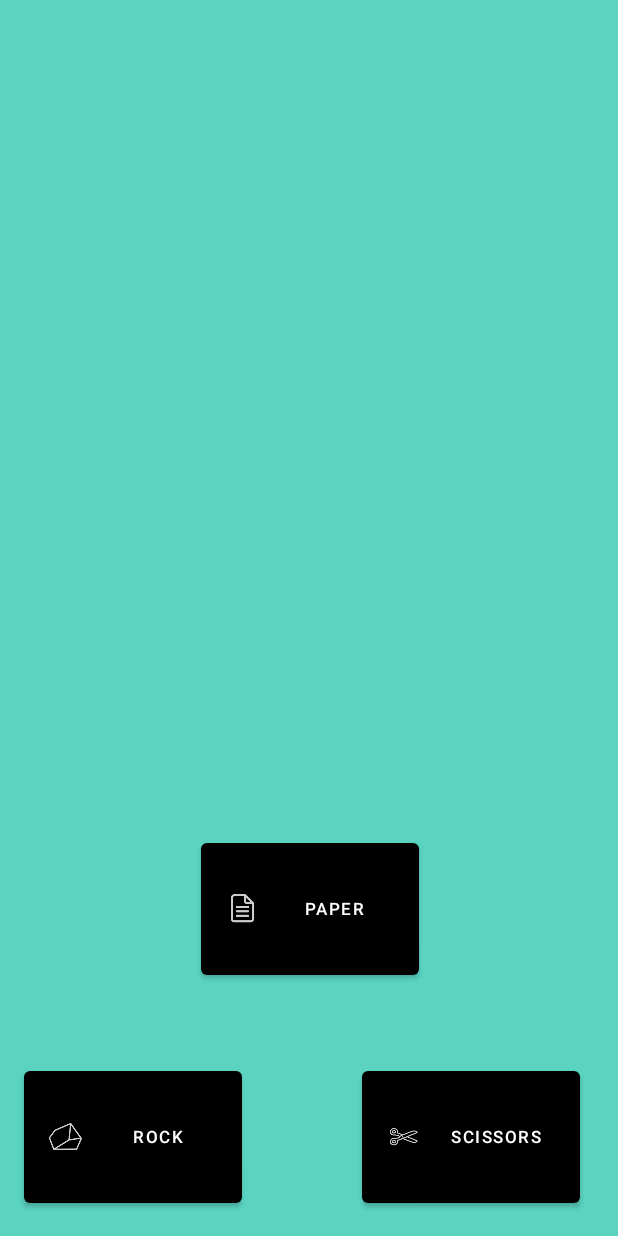
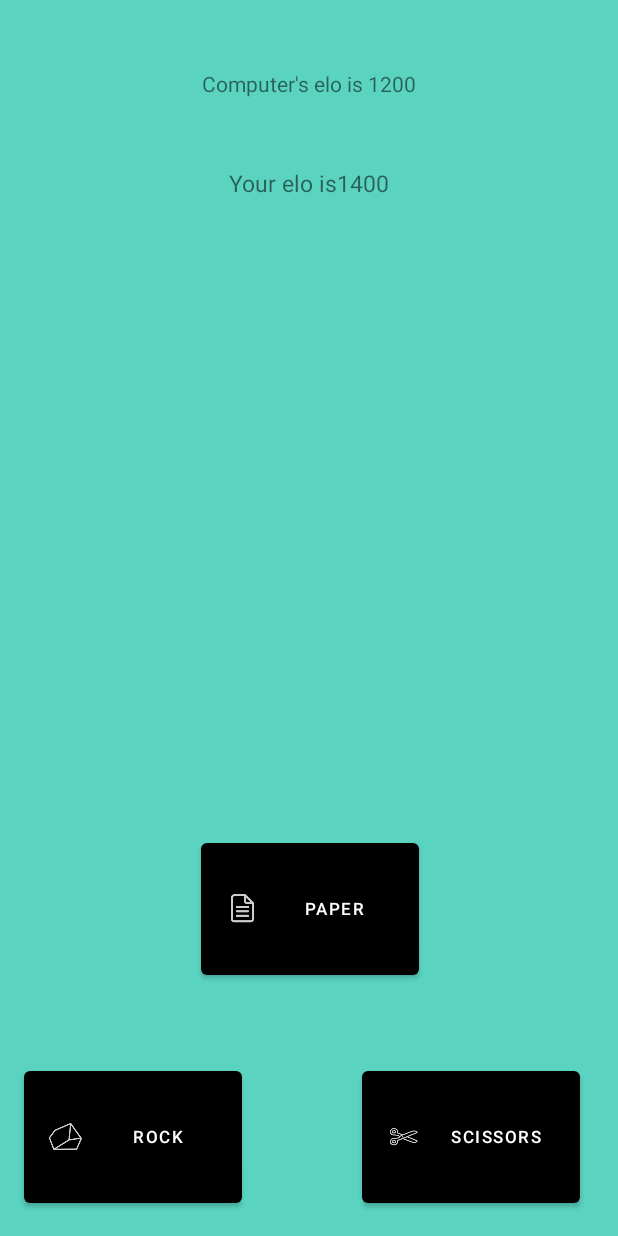
Before and after one commit to cemcoma/OnlineAndroidRPS, an Android app: the rpsActivity screen opened directly, with no data from a screen before it, on a phone screen of 412 x 824 dp. Run offline under Robolectric (Android 15) with nearby library versions, the phone set to English and light mode, and no system bars.

Commit message:
Added a delay for rpsActivity and changed an error in elo

```diff
--- a/app/src/main/java/com/cemcoma/rps/rpsActivity.java
+++ b/app/src/main/java/com/cemcoma/rps/rpsActivity.java
@@ -3,9 +3,11 @@ package com.cemcoma.rps;
 import androidx.appcompat.app.AppCompatActivity;
 
 import android.os.Bundle;
+import android.os.Handler;
 import android.view.View;
 import android.widget.Button;
 import android.widget.ImageView;
+import android.widget.ProgressBar;
 import android.widget.TextView;
 
 import com.cemcoma.rps.rpsSystems.rockpaperscissors;
@@ -15,8 +17,9 @@ public class rpsActivity extends AppCompatActivity implements View.OnClickListen
     private int eloPlayer = 1400;
     private int eloComputer = 1200;
     private Button rockButton, paperButton, scissorButton;
-    private TextView resultView, computerChoiceTextView, eloView, computerEloView;
+    private TextView resultView, computerChoiceTextView, eloView, computerEloView, waitView;
     private ImageView computerChoiceImageView;
+
 
     @Override
     protected void onCreate(Bundle savedInstanceState) {
@@ -26,10 +29,13 @@ public class rpsActivity extends AppCompatActivity implements View.OnClickListen
         paperButton = (Button) findViewById(R.id.paperButton);
         scissorButton = (Button) findViewById(R.id.scissorsButton);
 
+        waitView= (TextView) findViewById(R.id.waitView);
         resultView = (TextView) findViewById(R.id.resultView);
         computerChoiceTextView = (TextView) findViewById(R.id.computerChoiceTextView);
         eloView = (TextView) findViewById(R.id.eloView);
+        eloView.setText("Your elo is" + eloPlayer);
         computerEloView = (TextView) findViewById(R.id.computerEloView);
+        computerEloView.setText("Computer's elo is " + eloComputer);
 
         computerChoiceImageView = (ImageView) findViewById(R.id.computerChoiceImageView);
 
@@ -41,6 +47,11 @@ public class rpsActivity extends AppCompatActivity implements View.OnClickListen
 
     @Override
     public void onClick(View view) {
+        waitView.setText("Playing the game...");
+
+        new Handler().postDelayed(new Runnable() { //For delay
+            @Override
+            public void run() {
                 String str = "";
                 int userSelection = -1; //will always change
 
@@ -51,6 +62,7 @@ public class rpsActivity extends AppCompatActivity implements View.OnClickListen
                 } else if (view.getId() == scissorButton.getId()) {
                     userSelection = 2;
                 }
+
 
                 rockpaperscissors match = new rockpaperscissors(userSelection);
                 switch (match.getComputerChoice()) {
@@ -78,8 +90,14 @@ public class rpsActivity extends AppCompatActivity implements View.OnClickListen
                 eloPlayer = eloFromMatch.getFinalEloP1();
                 eloComputer = eloFromMatch.getFinalEloP2();
 
+
+
                 eloView.setText("Your new elo is " + eloPlayer);
                 computerEloView.setText("Computer's new elo is " + eloComputer);
                 resultView.setText(str);
+                waitView.setText("");
+            }
+        }, 1000);
+
     }
 }
--- a/app/src/main/java/com/cemcoma/rps/rpsSystems/elo.java
+++ b/app/src/main/java/com/cemcoma/rps/rpsSystems/elo.java
@@ -24,7 +24,7 @@ public class elo {
                 elo1 = (int) (elo1 + 30* (0.5 - p1WinProbability));
                 elo2 = (int) (elo2 + 30* (0.5 - p2WinProbability));
             }else {
-                elo1 = (int) (elo1 + 40* (0 - p1WinProbability));
+                elo1 = (int) (elo1 + 30* (0 - p1WinProbability));
                 elo2 = (int) (elo2 + 30* (1 - p2WinProbability));
             }
 
--- a/app/src/main/res/layout/activity_rps.xml
+++ b/app/src/main/res/layout/activity_rps.xml
@@ -106,4 +106,13 @@
         app:layout_constraintStart_toStartOf="parent"
         app:layout_constraintTop_toTopOf="parent" />
 
+    <TextView
+        android:id="@+id/waitView"
+        android:layout_width="wrap_content"
+        android:layout_height="wrap_content"
+        app:layout_constraintBottom_toTopOf="@+id/computerChoiceImageView"
+        app:layout_constraintEnd_toEndOf="parent"
+        app:layout_constraintStart_toStartOf="parent"
+        app:layout_constraintTop_toBottomOf="@+id/resultView" />
+
 </androidx.constraintlayout.widget.ConstraintLayout>
```
Lines whose indentation alone changed are shown as unchanged.
